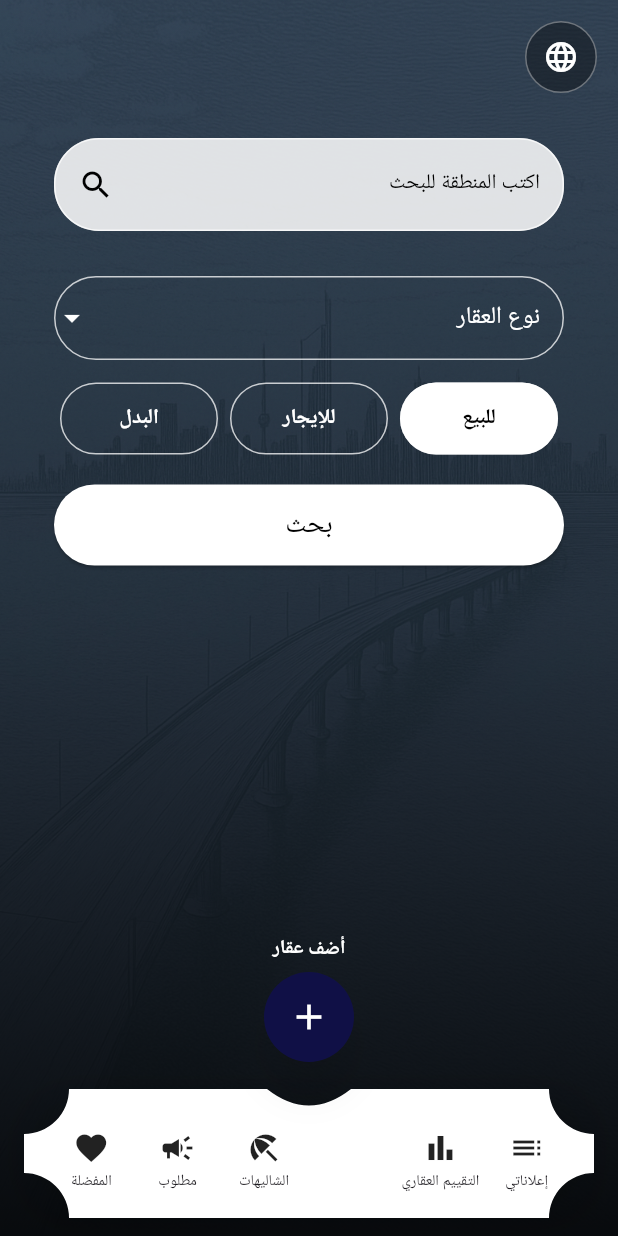
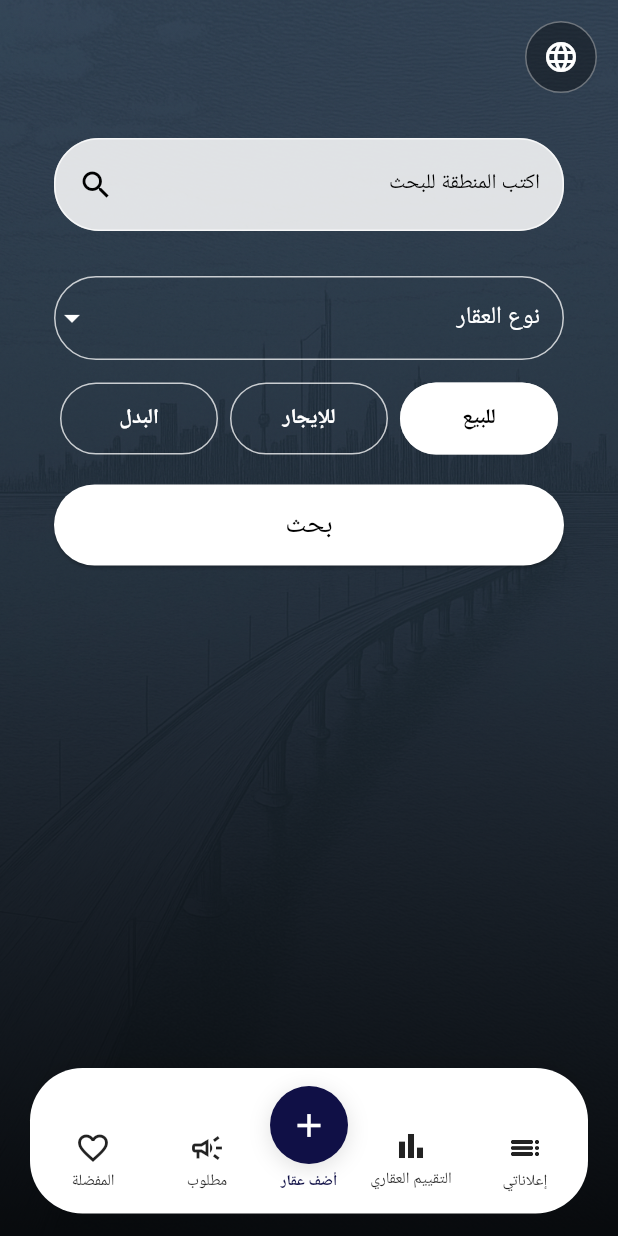
Before and after one commit to salmuqled/aqarai-web, a Flutter app: the HomePage screen opened directly, on a phone screen of 412 x 824 dp. Run offline on Flutter 3.47's test engine with Material 3 defaults, Android fonts, the phone set to English and light mode, and no system bars; our stand-ins replace cached_network_image, cloud_firestore, cloud_functions, device_info_plus, firebase_auth, firebase_core and 5 more; accounts and stored records are empty; network calls fail.

Commit message:
تحديث المساعد و الدوال
Made-with: Cursor

```diff
--- a/lib/home_page.dart
+++ b/lib/home_page.dart
@@ -8,7 +8,6 @@ import 'package:cloud_firestore/cloud_firestore.dart';
 
 import 'package:aqarai_app/widgets/search_box.dart';
 
-import 'package:aqarai_app/pages/chalets_page.dart';
 import 'package:aqarai_app/pages/add_property_page.dart';
 import 'package:aqarai_app/pages/my_ads_page.dart';
 import 'package:aqarai_app/pages/valuation_page.dart';
@@ -153,7 +152,7 @@ class _HomePageState extends State<HomePage> {
               child: SingleChildScrollView(
                 physics: const BouncingScrollPhysics(),
                 child: Padding(
-                  padding: const EdgeInsets.only(bottom: 200),
+                  padding: const EdgeInsets.only(bottom: 130),
                   child: Column(
                     crossAxisAlignment: CrossAxisAlignment.start,
                     children: [
@@ -196,97 +195,16 @@ class _HomePageState extends State<HomePage> {
             ),
           ),
 
-          // Bottom Navigation — حدبة الجمل: نص + زر فوق شريط بانحناء سلس تحته
+          // Bottom Navigation — كبسولة عائمة احترافية
           Positioned(
             left: 0,
             right: 0,
             bottom: 0,
-            child: Padding(
-              padding: EdgeInsets.fromLTRB(16, 0, 16, bottomInset + 12),
-              child: SizedBox(
-                height: 192,
-                child: Stack(
-                  clipBehavior: Clip.none,
-                  alignment: Alignment.bottomCenter,
-                  children: [
-                    Positioned(
-                      left: 0,
-                      right: 0,
-                      bottom: 0,
-                      child: Container(
-                        height: 86,
-                        decoration: BoxDecoration(
-                          borderRadius: BorderRadius.circular(30),
-                          boxShadow: [
-                            BoxShadow(
-                              color: Colors.black.withOpacity(0.12),
-                              blurRadius: 24,
-                              offset: const Offset(0, 4),
-                            ),
-                          ],
-                        ),
-                        child: ClipPath(
-                          clipper: _CamelHumpBarClipper(indentDepth: 22, indentWidth: 56),
-                          child: Container(
-                            width: double.infinity,
-                            height: 86,
-                            color: Colors.white,
-                            padding: const EdgeInsets.fromLTRB(16, 20, 16, 12),
-                            child: Row(
-                              children: [
-                                Expanded(child: _BottomItem(icon: Icons.list, label: loc.myAds, onTap: () => Navigator.push(context, MaterialPageRoute(builder: (_) => const MyAdsPage())))),
-                                Expanded(child: _BottomItem(icon: Icons.bar_chart, label: loc.valuation, onTap: () => Navigator.push(context, MaterialPageRoute(builder: (_) => const ValuationPage())))),
-                                const SizedBox(width: 60),
-                                Expanded(child: _BottomItem(icon: Icons.beach_access, label: loc.chalets, onTap: () => Navigator.push(context, MaterialPageRoute(builder: (_) => const ChaletsPage())))),
-                                Expanded(child: _BottomItem(icon: Icons.campaign, label: loc.wanted, onTap: () => Navigator.push(context, MaterialPageRoute(builder: (_) => const WantedPage())))),
-                                Expanded(child: _BottomItem(icon: Icons.favorite, label: loc.favorites, onTap: () => Navigator.push(context, MaterialPageRoute(builder: (_) => const FavoritesPage())))),
-                              ],
-                            ),
-                          ),
-                        ),
-                      ),
-                    ),
-                    Positioned(
-                      left: 0,
-                      right: 0,
-                      bottom: 104,
-                      child: Center(
-                        child: GestureDetector(
-                          behavior: HitTestBehavior.opaque,
-                          onTap: () => Navigator.push(context, MaterialPageRoute(builder: (_) => const AddPropertyPage())),
-                          child: Column(
-                            mainAxisSize: MainAxisSize.min,
-                            children: [
-                              Text(
-                                loc.addProperty,
-                                textAlign: TextAlign.center,
-                                style: const TextStyle(
-                                  fontSize: 13,
-                                  fontWeight: FontWeight.w600,
-                                  letterSpacing: 0.2,
-                                  color: Colors.white,
-                                ),
-                              ),
-                              const SizedBox(height: 6),
-                              Material(
-                                elevation: 10,
-                                shadowColor: Colors.black38,
-                                shape: const CircleBorder(),
-                                color: const Color(0xFF101046),
-                                child: Container(
-                                  width: 60,
-                                  height: 60,
-                                  alignment: Alignment.center,
-                                  child: const Icon(Icons.add, color: Colors.white, size: 28),
-                                ),
-                              ),
-                            ],
-                          ),
-                        ),
-                      ),
-                    ),
-                  ],
-                ),
+            child: SafeArea(
+              top: false,
+              child: _HomeFloatingBottomNav(
+                loc: loc,
+                bottomInset: bottomInset,
               ),
             ),
           ),
@@ -389,47 +307,85 @@ class _HomePageState extends State<HomePage> {
   }
 }
 
-/// شريط بانحناء سلس (Bezier) في المنتصف — حدبة الجمل: الشريط ينخفض تحت الزر.
-class _CamelHumpBarClipper extends CustomClipper<Path> {
-  final double indentDepth;
-  final double indentWidth;
+/// كبسولة عائمة سفلية — إعلاناتي، التقييم، أضف عقار، مطلوب، المفضلة
+class _HomeFloatingBottomNav extends StatelessWidget {
+  final AppLocalizations loc;
+  final double bottomInset;
 
-  _CamelHumpBarClipper({this.indentDepth = 22, this.indentWidth = 56});
+  const _HomeFloatingBottomNav({
+    required this.loc,
+    required this.bottomInset,
+  });
 
   @override
-  Path getClip(Size size) {
-    const r = 30.0;
-    final cx = size.width / 2;
-    final path = Path();
-    path.moveTo(0, size.height - r);
-    path.arcToPoint(Offset(r, size.height), radius: const Radius.circular(r));
-    path.lineTo(size.width - r, size.height);
-    path.arcToPoint(Offset(size.width, size.height - r), radius: const Radius.circular(r));
-    path.lineTo(size.width, r);
-    path.arcToPoint(Offset(size.width - r, 0), radius: const Radius.circular(r));
-    path.lineTo(cx + indentWidth / 2, 0);
-    path.quadraticBezierTo(
-      cx,
-      indentDepth,
-      cx - indentWidth / 2,
-      0,
+  Widget build(BuildContext context) {
+    return Padding(
+      padding: EdgeInsets.fromLTRB(20, 15, 20, 15 + bottomInset),
+      child: Container(
+        padding: const EdgeInsets.symmetric(vertical: 12, horizontal: 4),
+        decoration: BoxDecoration(
+          color: Colors.white,
+          borderRadius: BorderRadius.circular(35),
+          boxShadow: [
+            BoxShadow(
+              color: Colors.black.withOpacity(0.05),
+              blurRadius: 15,
+              offset: const Offset(0, -5),
+            ),
+          ],
+        ),
+        child: Row(
+          mainAxisAlignment: MainAxisAlignment.spaceAround,
+          crossAxisAlignment: CrossAxisAlignment.end,
+          children: [
+            Expanded(
+              child: _FloatingNavItem(
+                icon: Icons.list_outlined,
+                label: loc.myAds,
+                onTap: () => Navigator.push(context, MaterialPageRoute(builder: (_) => const MyAdsPage())),
+              ),
+            ),
+            Expanded(
+              child: _FloatingNavItem(
+                icon: Icons.bar_chart_outlined,
+                label: loc.valuation,
+                onTap: () => Navigator.push(context, MaterialPageRoute(builder: (_) => const ValuationPage())),
+              ),
+            ),
+            Padding(
+              padding: const EdgeInsets.only(left: 4, right: 4, bottom: 2),
+              child: _FloatingNavCenterAdd(
+                label: loc.addProperty,
+                onTap: () => Navigator.push(context, MaterialPageRoute(builder: (_) => const AddPropertyPage())),
+              ),
+            ),
+            Expanded(
+              child: _FloatingNavItem(
+                icon: Icons.campaign_outlined,
+                label: loc.wanted,
+                onTap: () => Navigator.push(context, MaterialPageRoute(builder: (_) => const WantedPage())),
+              ),
+            ),
+            Expanded(
+              child: _FloatingNavItem(
+                icon: Icons.favorite_border,
+                label: loc.favorites,
+                onTap: () => Navigator.push(context, MaterialPageRoute(builder: (_) => const FavoritesPage())),
+              ),
+            ),
+          ],
+        ),
+      ),
     );
-    path.lineTo(r, 0);
-    path.arcToPoint(Offset(0, r), radius: const Radius.circular(r));
-    path.close();
-    return path;
   }
-
-  @override
-  bool shouldReclip(covariant CustomClipper<Path> oldClipper) => false;
 }
 
-class _BottomItem extends StatelessWidget {
+class _FloatingNavItem extends StatelessWidget {
   final IconData icon;
   final String label;
   final VoidCallback onTap;
 
-  const _BottomItem({
+  const _FloatingNavItem({
     required this.icon,
     required this.label,
     required this.onTap,
@@ -437,6 +393,19 @@ class _BottomItem extends StatelessWidget {
 
   @override
   Widget build(BuildContext context) {
+    final textStyle = Theme.of(context).textTheme.labelSmall?.copyWith(
+          fontSize: 10.5,
+          fontWeight: FontWeight.w500,
+          color: Colors.black87,
+          height: 1.15,
+        ) ??
+        const TextStyle(
+          fontSize: 10.5,
+          fontWeight: FontWeight.w500,
+          color: Colors.black87,
+          height: 1.15,
+        );
+
     return Material(
       color: Colors.transparent,
       child: InkWell(
@@ -456,11 +425,7 @@ class _BottomItem extends StatelessWidget {
                 textAlign: TextAlign.center,
                 maxLines: 2,
                 overflow: TextOverflow.ellipsis,
-                style: const TextStyle(
-                  fontSize: 10,
-                  fontWeight: FontWeight.w500,
-                  height: 1.2,
-                ),
+                style: textStyle,
               ),
             ],
           ),
@@ -469,3 +434,64 @@ class _BottomItem extends StatelessWidget {
     );
   }
 }
+
+class _FloatingNavCenterAdd extends StatelessWidget {
+  final String label;
+  final VoidCallback onTap;
+
+  const _FloatingNavCenterAdd({
+    required this.label,
+    required this.onTap,
+  });
+
+  static const Color _navy = Color(0xFF101046);
+
+  @override
+  Widget build(BuildContext context) {
+    return Material(
+      color: Colors.transparent,
+      child: InkWell(
+        onTap: onTap,
+        borderRadius: BorderRadius.circular(40),
+        child: Column(
+          mainAxisSize: MainAxisSize.min,
+          children: [
+            Container(
+              width: 52,
+              height: 52,
+              decoration: BoxDecoration(
+                color: _navy,
+                shape: BoxShape.circle,
+                boxShadow: [
+                  BoxShadow(
+                    color: Colors.black.withOpacity(0.12),
+                    blurRadius: 12,
+                    offset: const Offset(0, 3),
+                  ),
+                ],
+              ),
+              child: const Icon(Icons.add, color: Colors.white, size: 26),
+            ),
+            const SizedBox(height: 4),
+            Text(
+              label,
+              textAlign: TextAlign.center,
+              maxLines: 1,
+              overflow: TextOverflow.ellipsis,
+              style: Theme.of(context).textTheme.labelSmall?.copyWith(
+                    fontSize: 10,
+                    fontWeight: FontWeight.w600,
+                    color: _navy,
+                  ) ??
+                  const TextStyle(
+                    fontSize: 10,
+                    fontWeight: FontWeight.w600,
+                    color: _navy,
+                  ),
+            ),
+          ],
+        ),
+      ),
+    );
+  }
+}
```
